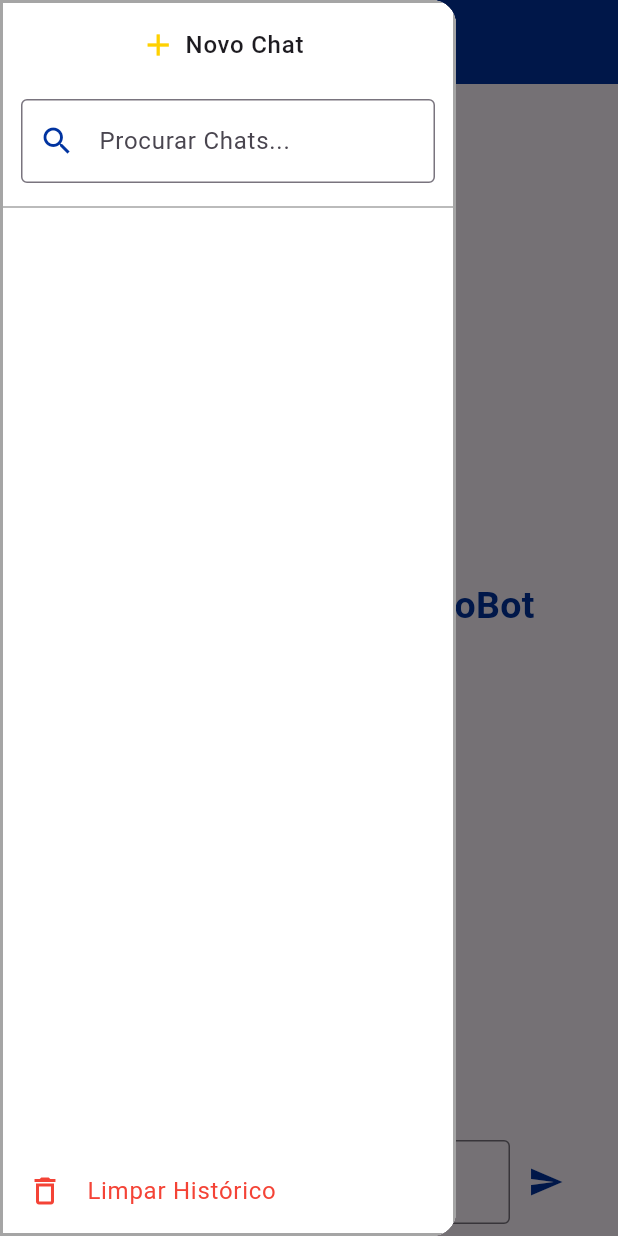
After one commit to AriadineAmaral/Challenge2025, a Flutter app: the ChatScreen screen opened directly, with the side drawer open, on a phone screen of 412 x 824 dp. The commit adds this screen. Run offline on Flutter 3.47's test engine with Material 3 defaults, Android fonts, the phone set to English and light mode, and no system bars; our stand-ins replace diacritic, file_picker, flutter_animate, flutter_dotenv, flutter_markdown, google_fonts and 4 more; accounts and stored records are empty.

Commit message:
adicionando codigo chatbot

```diff
--- /dev/null
+++ b/lib/chatbot_screen/chatbot_logic/chat_manager.dart
@@ -0,0 +1,136 @@
+import 'dart:convert';
+import 'package:flutter/material.dart';
+import 'package:flutter_dotenv/flutter_dotenv.dart';
+import 'package:http/http.dart' as http;
+import 'package:shared_preferences/shared_preferences.dart';
+
+class ChatManager {
+  final List<Map<String, String>> _chatHistory = [];
+  final List<Map<String, String>> _messages = [];
+  final List<List<Map<String, String>>> _allChats = [];
+  final TextEditingController _controller = TextEditingController();
+  final ScrollController _scrollController = ScrollController();
+  String _searchQuery = "";
+  bool _showInitialScreen = true;
+
+  ChatManager() {
+    _loadChats();
+  }
+
+  Future<void> _loadChats() async {
+    final prefs = await SharedPreferences.getInstance();
+    final chatsJson = prefs.getStringList('all_chats') ?? [];
+    _allChats.clear();
+    for (final chatJson in chatsJson) {
+      final chat = (jsonDecode(chatJson) as List)
+          .map<Map<String, String>>(
+            (msg) => {
+              'role': msg['role'] as String,
+              'content': msg['content'] as String,
+            },
+          )
+          .toList();
+      _allChats.add(chat);
+    }
+  }
+
+  Future<void> _saveChats() async {
+    final prefs = await SharedPreferences.getInstance();
+    final chatsJson = _allChats.map((chat) => jsonEncode(chat)).toList();
+    await prefs.setStringList('all_chats', chatsJson);
+  }
+
+  Future<void> sendMessage(String message, {Function(String)? onResponse}) async {
+    if (message.trim().isEmpty) return;
+
+    if (_showInitialScreen) {
+      _showInitialScreen = false;
+    }
+    _messages.add({'role': 'user', 'content': message});
+    _chatHistory.add({'role': 'user', 'content': message});
+    _controller.clear();
+    _scrollToBottom();
+
+    String response = await _callAIAPI();
+    _messages.add({'role': 'assistant', 'content': response});
+    _chatHistory.add({'role': 'assistant', 'content': response});
+    _scrollToBottom();
+    if (onResponse != null) onResponse(response);
+  }
+
+  Future<String> _callAIAPI() async {
+    final apiKey = dotenv.env['GEMINI_API_KEY'];
+    if (apiKey == null) {
+      return 'Erro: Chave API não encontrada no .env';
+    }
+    final url = Uri.parse(
+      'https://generativelanguage.googleapis.com/v1beta/models/gemini-2.0-flash:generateContent?key=$apiKey',
+    );
+
+    final headers = {'Content-Type': 'application/json'};
+
+    final contents = _chatHistory.map((msg) {
+      return {
+        "role": msg['role'] == "user" ? "user" : "model",
+        "parts": [
+          {"text": msg['content']},
+        ],
+      };
+    }).toList();
+
+    final body = jsonEncode({"contents": contents});
+
+    try {
+      final response = await http.post(url, headers: headers, body: body);
+
+      if (response.statusCode == 200) {
+        final data = jsonDecode(response.body);
+        return data['candidates'][0]['content']['parts'][0]['text'];
+      } else {
+        return 'Erro da API: ${response.statusCode} - ${response.body}';
+      }
+    } catch (e) {
+      return 'Erro de conexão: $e';
+    }
+  }
+
+  void _scrollToBottom() {
+    if (_scrollController.hasClients) {
+      _scrollController.animateTo(
+        _scrollController.position.maxScrollExtent,
+        duration: const Duration(milliseconds: 300),
+        curve: Curves.easeOut,
+      );
+    }
+  }
+
+  void newChat() {
+    if (_messages.isNotEmpty) {
+      _allChats.add(List.from(_messages));
+      _saveChats();
+    }
+    _messages.clear();
+    _chatHistory.clear();
+    _showInitialScreen = true;
+  }
+
+  void clearHistory() {
+    _allChats.clear();
+    _saveChats();
+  }
+
+  List<Map<String, String>> get messages => _messages;
+  List<List<Map<String, String>>> get allChats => _allChats;
+  String get searchQuery => _searchQuery;
+  set searchQuery(String value) => _searchQuery = value;
+  bool get showInitialScreen => _showInitialScreen;
+  set showInitialScreen(bool value) => _showInitialScreen = value; // Novo setter
+  TextEditingController get controller => _controller;
+  ScrollController get scrollController => _scrollController;
+  List<Map<String, String>> get chatHistory => _chatHistory;
+
+  void dispose() {
+    _controller.dispose();
+    _scrollController.dispose();
+  }
+}
--- /dev/null
+++ b/lib/chatbot_screen/eurobot_screen.dart
@@ -0,0 +1,298 @@
+import 'package:flutter/material.dart';
+import 'package:flutter_markdown/flutter_markdown.dart';
+import 'package:url_launcher/url_launcher.dart';
+
+import 'chatbot_logic/chat_manager.dart';
+
+class ChatScreen extends StatefulWidget {
+  const ChatScreen({super.key});
+
+  @override
+  ChatScreenState createState() => ChatScreenState();
+}
+
+class ChatScreenState extends State<ChatScreen> {
+  late final ChatManager _chatManager = ChatManager();
+
+  @override
+  void dispose() {
+    _chatManager.dispose();
+    super.dispose();
+  }
+
+  Widget _buildMessageBubble(String role, String text) {
+    final isUser = role == 'user';
+
+    return Row(
+      mainAxisAlignment: isUser ? MainAxisAlignment.end : MainAxisAlignment.start,
+      crossAxisAlignment: CrossAxisAlignment.start,
+      children: [
+        Flexible(
+          child: Container(
+            margin: const EdgeInsets.symmetric(vertical: 5, horizontal: 10),
+            padding: const EdgeInsets.all(16),
+            decoration: BoxDecoration(
+              color: isUser ? const Color(0xFF0033A0) : Colors.grey[100],
+              borderRadius: BorderRadius.only(
+                topLeft: const Radius.circular(16),
+                topRight: const Radius.circular(16),
+                bottomLeft: isUser ? const Radius.circular(16) : Radius.zero,
+                bottomRight: isUser ? Radius.zero : const Radius.circular(16),
+              ),
+              boxShadow: [
+                BoxShadow(
+                  color: Colors.black.withValues(alpha: 0.05),
+                  blurRadius: 5,
+                  offset: const Offset(2, 2),
+                ),
+              ],
+            ),
+            child: MarkdownBody(
+              data: text,
+              selectable: true,
+              styleSheet: MarkdownStyleSheet(
+                p: TextStyle(
+                  fontSize: 15,
+                  color: isUser ? Colors.white : Colors.black87,
+                ),
+                a: const TextStyle(color: Color(0xFFFFD100)),
+              ),
+              onTapLink: (text, href, title) async {
+                if (href != null) {
+                  final uri = Uri.parse(href);
+                  if (await canLaunchUrl(uri)) {
+                    await launchUrl(uri, mode: LaunchMode.externalApplication);
+                  }
+                }
+              },
+            ),
+          ),
+        ),
+      ],
+    );
+  }
+
+  Widget _buildSidebar() {
+    final filteredChats = _chatManager.allChats.where((chat) {
+      final content = chat.map((msg) => msg['content']).join(" ").toLowerCase();
+      return content.contains(_chatManager.searchQuery.toLowerCase());
+    }).toList();
+
+    return Container(
+      width: 280,
+      decoration: BoxDecoration(
+        color: Colors.white,
+        border: Border.all(
+          color: const Color.fromARGB(255, 165, 165, 165),
+          width: 2,
+        ),
+      ),
+      child: SafeArea(
+        child: Column(
+          children: [
+            ListTile(
+              title: const Row(
+                mainAxisAlignment: MainAxisAlignment.center,
+                children: [
+                  Icon(Icons.add, color: Color(0xFFFFD100)),
+                  SizedBox(width: 6),
+                  Text("Novo Chat", style: TextStyle(fontWeight: FontWeight.w500)),
+                ],
+              ),
+              onTap: _chatManager.newChat,
+            ),
+            Padding(
+              padding: const EdgeInsets.symmetric(horizontal: 12, vertical: 8),
+              child: TextField(
+                decoration: InputDecoration(
+                  prefixIcon: const Icon(Icons.search, color: Color(0xFF0033A0)),
+                  hintText: "Procurar Chats...",
+                  border: OutlineInputBorder(
+                    borderSide: const BorderSide(
+                      color: Color.fromARGB(255, 165, 165, 165),
+                    ),
+                  ),
+                  focusedBorder: OutlineInputBorder(
+                    borderSide: const BorderSide(
+                      color: Color.fromARGB(255, 165, 165, 165),
+                      width: 2,
+                    ),
+                  ),
+                ),
+                onChanged: (value) {
+                  setState(() {
+                    _chatManager.searchQuery = value;
+                  });
+                },
+              ),
+            ),
+            const Divider(color: Color.fromARGB(255, 165, 165, 165)),
+            Expanded(
+              child: ListView.builder(
+                itemCount: filteredChats.length,
+                itemBuilder: (context, index) {
+                  final chat = filteredChats[index];
+                  String preview = "Novo Chat";
+                  for (final msg in chat) {
+                    if (msg['role'] == 'user') {
+                      preview = msg['content']!.substring(
+                        0,
+                        msg['content']!.length > 30 ? 30 : msg['content']!.length,
+                      );
+                      break;
+                    }
+                  }
+                  return ListTile(
+                    leading: const Icon(Icons.chat_bubble_outline, color: Color(0xFF0033A0)),
+                    title: Text(preview, style: const TextStyle(fontWeight: FontWeight.w500)),
+                    onTap: () {
+                      setState(() {
+                        _chatManager.messages.clear();
+                        _chatManager.messages.addAll(chat);
+                        _chatManager.chatHistory.clear();
+                        _chatManager.chatHistory.addAll(chat);
+                        _chatManager.showInitialScreen = false;
+                      });
+                    },
+                  );
+                },
+              ),
+            ),
+            ListTile(
+              leading: const Icon(Icons.delete_outline, color: Colors.red),
+              title: const Text("Limpar Histórico", style: TextStyle(color: Colors.red)),
+              onTap: _chatManager.clearHistory,
+            ),
+          ],
+        ),
+      ),
+    );
+  }
+
+  Widget _buildChatArea() {
+    return Center(
+      child: Container(
+        constraints: const BoxConstraints(maxWidth: 600),
+        margin: const EdgeInsets.symmetric(horizontal: 16),
+        child: Column(
+          children: [
+            if (_chatManager.showInitialScreen)
+              Expanded(
+                child: Column(
+                  mainAxisAlignment: MainAxisAlignment.center,
+                  children: [
+                    Row(
+                      mainAxisAlignment: MainAxisAlignment.center,
+                      crossAxisAlignment: CrossAxisAlignment.center,
+                      children: [
+                        ColorFiltered(
+                          colorFilter: ColorFilter.mode(
+                            const Color(0xFF0033A0),
+                            BlendMode.srcIn,
+                          ),
+                          child: Image.asset(
+                            'images/logoEuroFarma.png',
+                            width: 200,
+                            height: 200,
+                          ),
+                        ),
+                        const SizedBox(width: 10),
+                        const Text(
+                          'EuroBot',
+                          style: TextStyle(
+                            fontSize: 25,
+                            fontWeight: FontWeight.bold,
+                            color: Color(0xFF0033A0),
+                          ),
+                        ),
+                      ],
+                    ),
+                  ],
+                ),
+              ),
+            if (!_chatManager.showInitialScreen)
+              Expanded(
+                child: ListView.builder(
+                  controller: _chatManager.scrollController,
+                  padding: const EdgeInsets.symmetric(vertical: 10),
+                  itemCount: _chatManager.messages.length,
+                  itemBuilder: (context, index) {
+                    final msg = _chatManager.messages[index];
+                    return _buildMessageBubble(msg['role']!, msg['content']!);
+                  },
+                ),
+              ),
+            Padding(
+              padding: const EdgeInsets.all(8.0),
+              child: Row(
+                children: [
+                  Expanded(
+                    child: TextField(
+                      controller: _chatManager.controller,
+                      decoration: InputDecoration(
+                        hintText: "Digite sua mensagem...",
+                        border: OutlineInputBorder(
+                          borderSide: const BorderSide(color: Color(0xFF0033A0)),
+                        ),
+                        focusedBorder: OutlineInputBorder(
+                          borderSide: const BorderSide(color: Color(0xFF0033A0), width: 2),
+                        ),
+                        hintStyle: const TextStyle(color: Colors.black),
+                      ),
+                      style: const TextStyle(color: Colors.black),
+                      onSubmitted: (message) async {
+                        await _chatManager.sendMessage(
+                          message,
+                          onResponse: (_) => setState(() {}),
+                        );
+                      },
+                    ),
+                  ),
+                  IconButton(
+                    icon: const Icon(Icons.send, color: Color(0xFF0033A0)),
+                    onPressed: () async {
+                      await _chatManager.sendMessage(
+                        _chatManager.controller.text,
+                        onResponse: (_) => setState(() {}),
+                      );
+                    },
+                  ),
+                ],
+              ),
+            ),
+          ],
+        ),
+      ),
+    );
+  }
+
+  @override
+  Widget build(BuildContext context) {
+    return LayoutBuilder(
+      builder: (context, constraints) {
+        final isDesktop = constraints.maxWidth >= 600;
+
+        if (isDesktop) {
+          return Scaffold(
+            body: Row(
+              children: [
+                _buildSidebar(),
+                Expanded(child: _buildChatArea()),
+              ],
+            ),
+          );
+        } else {
+          return Scaffold(
+            appBar: AppBar(
+              title: const Text('EuroBot'),
+              backgroundColor: const Color(0xFF0033A0),
+              foregroundColor: Colors.white,
+            ),
+            drawer: Drawer(child: _buildSidebar()),
+            body: _buildChatArea(),
+          );
+        }
+      },
+    );
+  }
+}
--- a/lib/login_screens/login_screen.dart
+++ b/lib/login_screens/login_screen.dart
@@ -15,7 +15,7 @@ class EuroProLoginScreen extends StatelessWidget {
         builder: (context, constraints) {
           return Center(
               child: Container(
-                width: 400,
+                width: 300,
                 height: 300,
                 child: Column(
                   crossAxisAlignment: CrossAxisAlignment.center,
--- a/lib/main.dart
+++ b/lib/main.dart
@@ -1,9 +1,14 @@
 import 'package:europro/login_screens/initial_screen.dart';
 import 'package:flutter/material.dart';
+import 'package:flutter_dotenv/flutter_dotenv.dart';
 import 'package:supabase_flutter/supabase_flutter.dart';
 
 void main() async {
   WidgetsFlutterBinding.ensureInitialized();
+
+  await dotenv.load(fileName: ".env");
+  print(dotenv.env['GEMINI_API_KEY']);
+
   await Supabase.initialize(
     url: 'https://ikxlfarvmokiwjfqqial.supabase.co',
     anonKey:
--- a/pubspec.yaml
+++ b/pubspec.yaml
@@ -24,6 +24,9 @@ dependencies:
   diacritic: ^0.1.3
   image_picker: ^1.1.2
   url_launcher: ^6.2.5
+  flutter_markdown: ^0.6.17
+  http: ^1.5.0
+  shared_preferences: ^2.5.3
 
 dev_dependencies:
   flutter_test:
@@ -36,7 +39,7 @@ flutter:
   uses-material-design: true
   assets:
     - images/
-
+    - .env
 
 flutter_native_splash:
   color: "#00358E"
```
Also changed, not shown: lib/widgets/title_and_drawer.dart (+18 -0 lines), 1 other file.
